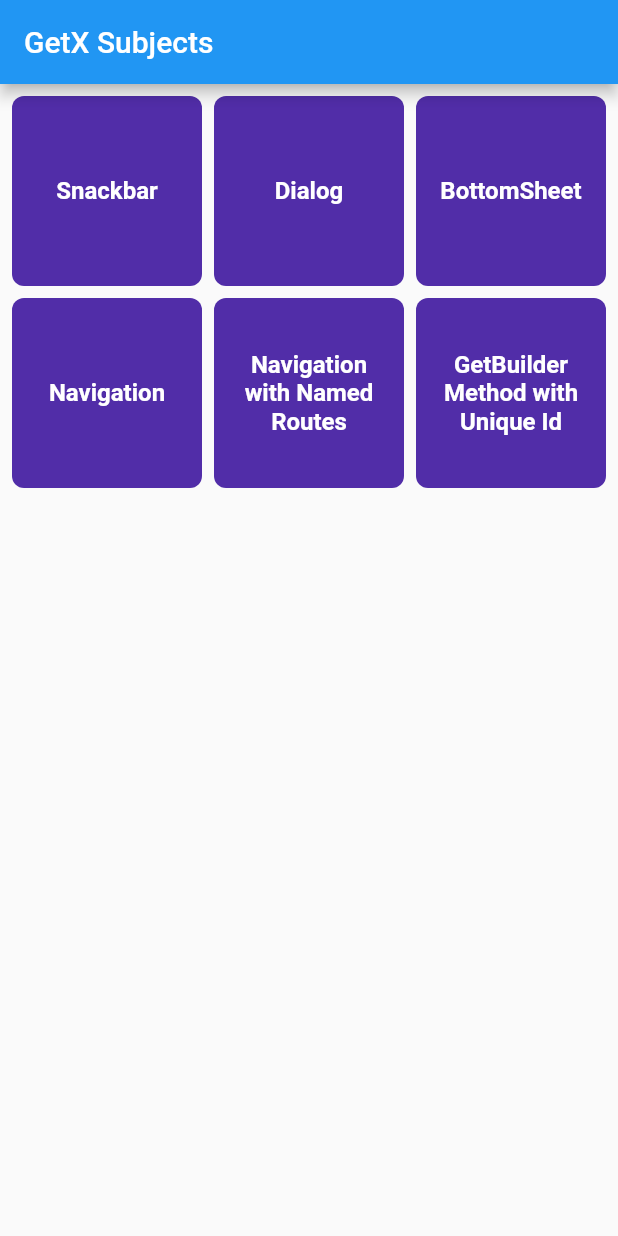
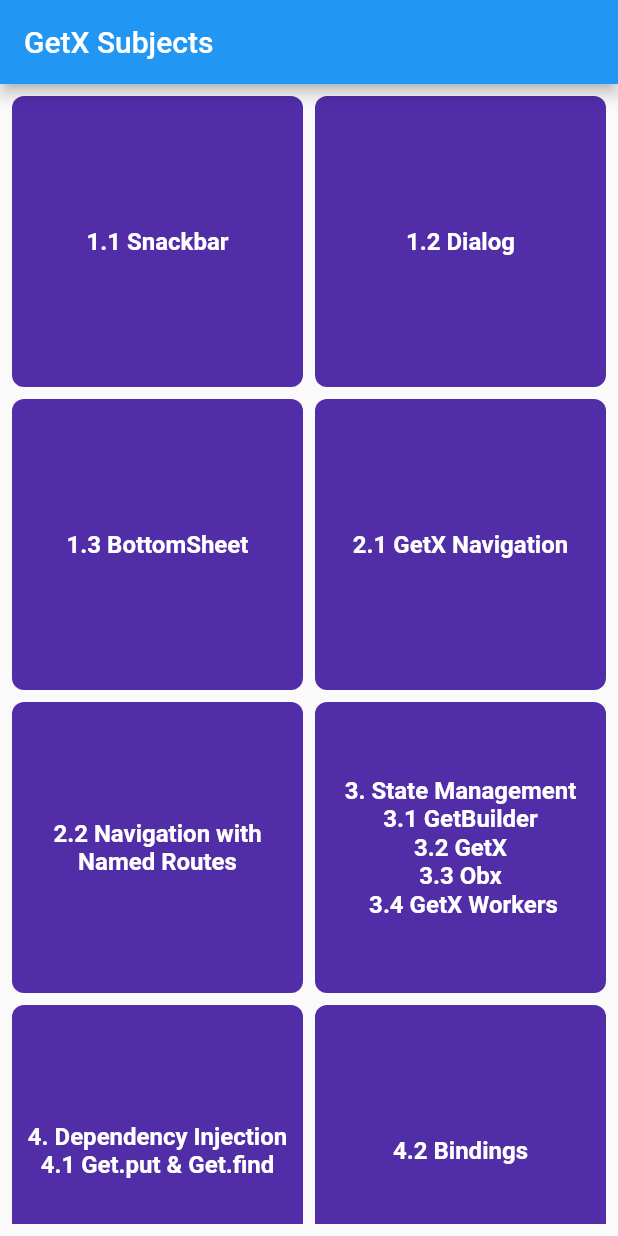
Before and after one commit to a01r066/GetXFlutter, a Flutter app: the screen it shows after launch, on a phone screen of 412 x 824 dp. Run offline on Flutter 3.47's test engine with Material 2 defaults, Android fonts, the phone set to English and light mode, and no system bars; our stand-ins replace get.

Commit message:
Using dependency injection: Get.push & Get.find, Bindings

```diff
--- /dev/null
+++ b/lib/bindings/main_binding.dart
@@ -0,0 +1,9 @@
+import 'package:get/get.dart';
+import 'package:getx_demo/controllers/mainController.dart';
+
+class MainBinding implements Bindings {
+  @override
+  void dependencies() {
+    Get.put<MainController>(MainController());
+  }
+}
--- a/lib/main.dart
+++ b/lib/main.dart
@@ -1,6 +1,8 @@
 import 'package:flutter/material.dart';
 import 'package:get/get.dart';
+import 'package:getx_demo/bindings/main_binding.dart';
 import 'package:getx_demo/pages/cart_page.dart';
+import 'package:getx_demo/pages/dependency_page.dart';
 import 'package:getx_demo/pages/navigation_page.dart';
 import 'package:getx_demo/pages/profile_page.dart';
 import 'package:getx_demo/pages/shop_page.dart';
@@ -26,11 +28,12 @@ class MyApp extends StatelessWidget {
       initialRoute: "/home",
       defaultTransition: Transition.rightToLeft,
       getPages: [
-        GetPage(name: "/home", page: () => SubjectsPage()),
+        GetPage(name: "/home", page: () => SubjectsPage(), binding: MainBinding()),
         GetPage(name: "/shop/:shopID", page: () => ShopPage()),
         GetPage(name: "/cart/:cartID", page: () => CartPage()),
         GetPage(name: "/nav", page: () => NavigationPage()),
         GetPage(name: "/profile", page: () => Profile()),
+        GetPage(name: "/dependency", page: () => DependencyPage()),
       ],
     );
   }
--- /dev/null
+++ b/lib/pages/dependency_page.dart
@@ -0,0 +1,14 @@
+import 'package:flutter/material.dart';
+import 'package:get/get.dart';
+import 'package:getx_demo/controllers/mainController.dart';
+
+class DependencyPage extends StatelessWidget {
+  MainController mainController = Get.find<MainController>();
+
+  @override
+  Widget build(BuildContext context) {
+    return Scaffold(
+      body: Container(),
+    );
+  }
+}
--- a/lib/pages/subjects_page.dart
+++ b/lib/pages/subjects_page.dart
@@ -1,17 +1,19 @@
 import 'package:flutter/material.dart';
 import 'package:get/get.dart';
+import 'package:getx_demo/controllers/mainController.dart';
 import 'package:getx_demo/pages/navigation_page.dart';
 import 'package:getx_demo/widgets/grid_item_widget.dart';
 
 class SubjectsPage extends StatelessWidget {
-  final snackBar = GridItemWidget(subject: "Snackbar");
-  final dialog = GridItemWidget(subject: "Dialog");
-  final bottomSheet = GridItemWidget(subject: "BottomSheet");
-  final navigation = GridItemWidget(subject: "Navigation");
-  final namedRoutes = GridItemWidget(subject: "Navigation with Named Routes");
-  final getBuilderMethod = GridItemWidget(subject: "GetBuilder Method with Unique Id");
+  final snackBar = GridItemWidget(subject: "1.1 Snackbar");
+  final dialog = GridItemWidget(subject: "1.2 Dialog");
+  final bottomSheet = GridItemWidget(subject: "1.3 BottomSheet");
+  final navigation = GridItemWidget(subject: "2.1 GetX Navigation");
+  final namedRoutes = GridItemWidget(subject: "2.2 Navigation with Named Routes");
+  final getBuilderMethod = GridItemWidget(subject: "3. State Management\n3.1 GetBuilder\n3.2 GetX\n3.3 Obx\n 3.4 GetX Workers");
+  final dependencyInjection = GridItemWidget(subject: "4. Dependency Injection\n4.1 Get.put & Get.find");
+  final bindings = GridItemWidget(subject: "4.2 Bindings");
 
-  // List<Map<GridItemWidget, Widget>> mapItems = [];
   final scaffoldKey = GlobalKey<ScaffoldState>();
 
   @override
@@ -55,6 +57,20 @@ class SubjectsPage extends StatelessWidget {
       Get.toNamed("/profile");
     };
 
+    // Dependency injection
+    // Get.put makes the dependency available to all the child routes
+    // permanent: true - the dependencies will be kept in memory for the entry app session
+    // permanent: false - the dependencies will be deleted if the route using the Get.put is removed from the navigation stack
+    // MainController mainController = Get.put(MainController(), permanent: true);
+    final mainController = Get.find<MainController>();
+    dependencyInjection.tapAction = (){
+      Get.toNamed("/dependency");
+    };
+
+    bindings.tapAction = (){
+      Get.toNamed("/dependency");
+    };
+
     return Scaffold(
       key: scaffoldKey,
       appBar: AppBar(
@@ -63,7 +79,7 @@ class SubjectsPage extends StatelessWidget {
       body: Padding(
         padding: EdgeInsets.all(8.0),
         child: GridView.count(
-          crossAxisCount: 3,
+          crossAxisCount: 2,
           mainAxisSpacing: 8.0,
           crossAxisSpacing: 8.0,
           children: [
@@ -73,6 +89,8 @@ class SubjectsPage extends StatelessWidget {
             navigation,
             namedRoutes,
             getBuilderMethod,
+            dependencyInjection,
+            bindings,
           ],
         ),
       ),
```
